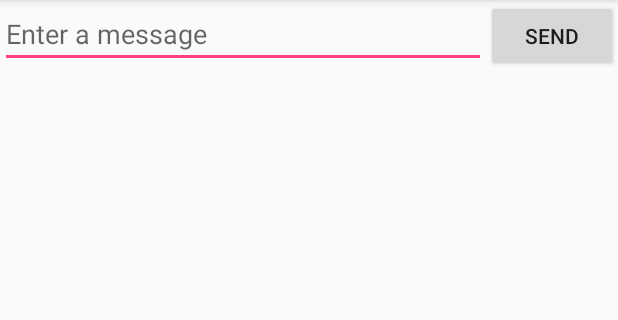
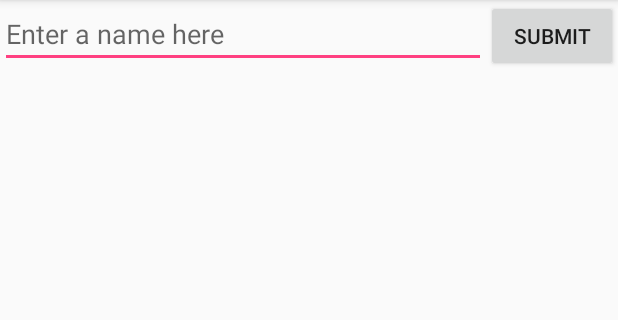
Before and after one commit to jesseridgway/basicapp, an Android app: the screen it shows after launch (MainActivity), on a phone screen of 412 x 824 dp, the part 84-404 px from its top. Run offline under Robolectric (Android 15) with nearby library versions, the phone set to English and light mode, and no system bars.

Commit message:
text hint and submit button matches requirements

```diff
--- a/app/src/main/res/layout/activity_main.xml
+++ b/app/src/main/res/layout/activity_main.xml
@@ -9,10 +9,10 @@
         android:layout_weight="1"
         android:layout_width="0dp"
         android:layout_height="wrap_content"
-        android:hint="@string/edit_message" />
+        android:hint="Enter a name here" />
     <Button
         android:layout_width="wrap_content"
         android:layout_height="wrap_content"
-        android:text="@string/button_send"
+        android:text="submit"
         android:onClick="sendMessage"/>
 </LinearLayout>
```
